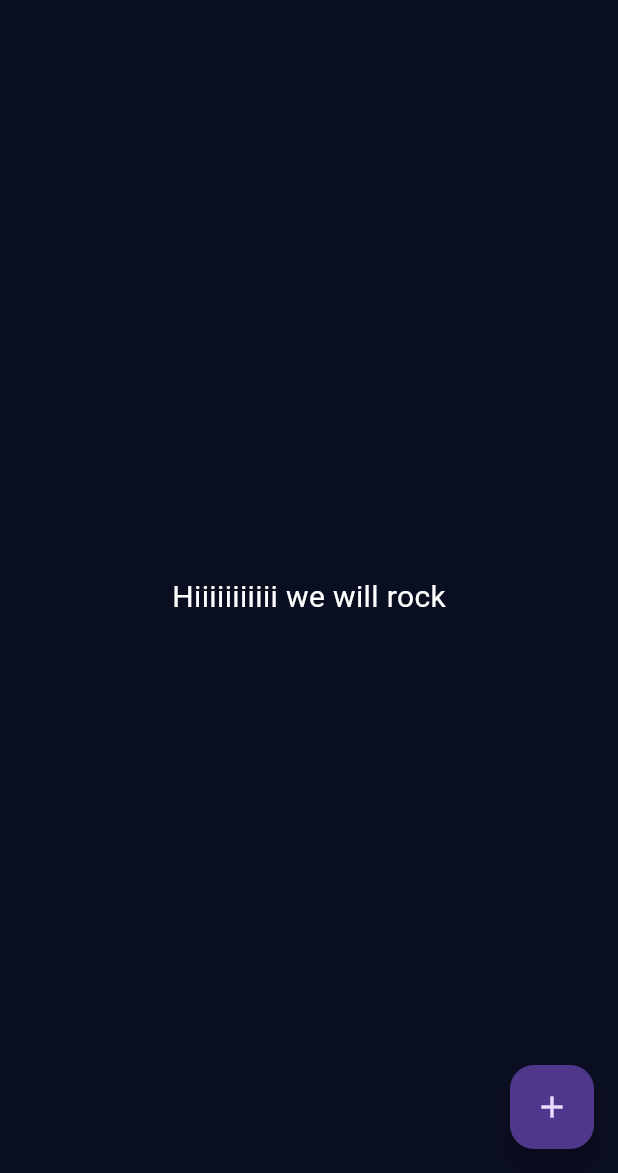
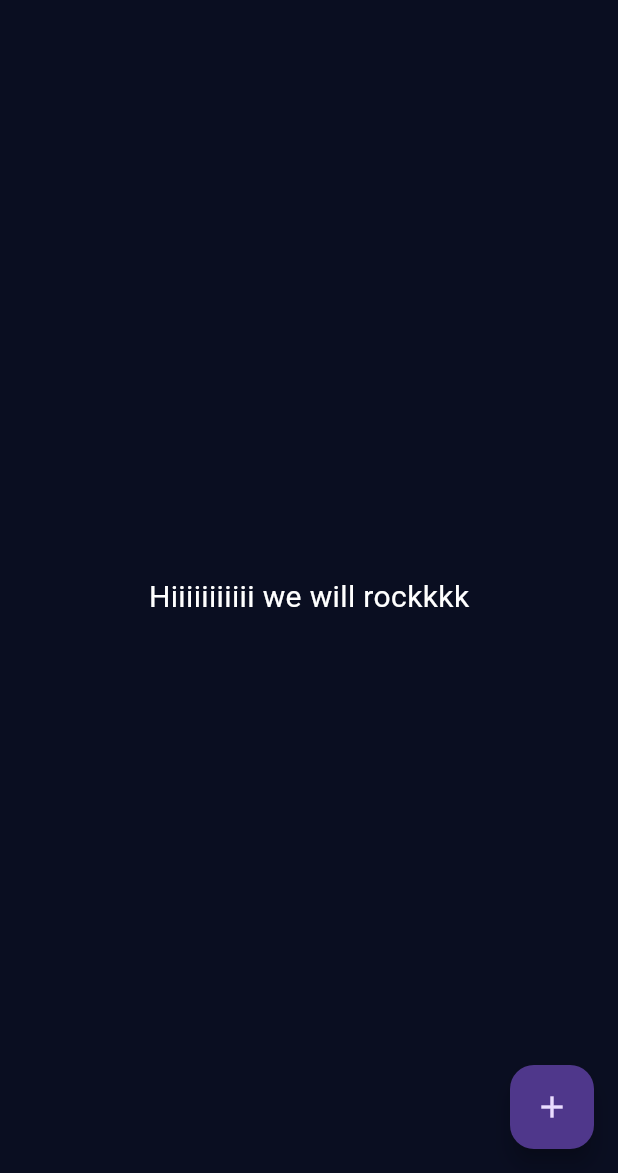
Before and after one commit to Aresdin/BMI-Calculator, a Flutter app: the screen it shows after launch, on a phone screen of 412 x 824 dp, the part 63-1236 px from its top. Run offline on Flutter 3.47's test engine with Material 3 defaults, Android fonts, the phone set to English and light mode, and no system bars.

Commit message:
Update main.dart

```diff
--- a/lib/main.dart
+++ b/lib/main.dart
@@ -33,7 +33,7 @@ class _InputPageState extends State<InputPage> {
         title: Center(child: Text('BMI CALCULATOR')),
       ),
       body: Center(
-        child: Text('Hiiiiiiiiiii\ we will rock',
+        child: Text('Hiiiiiiiiiii\ we will rockkkk',
             style: TextStyle(
               fontSize: 20,
               color: Colors.white,
```
